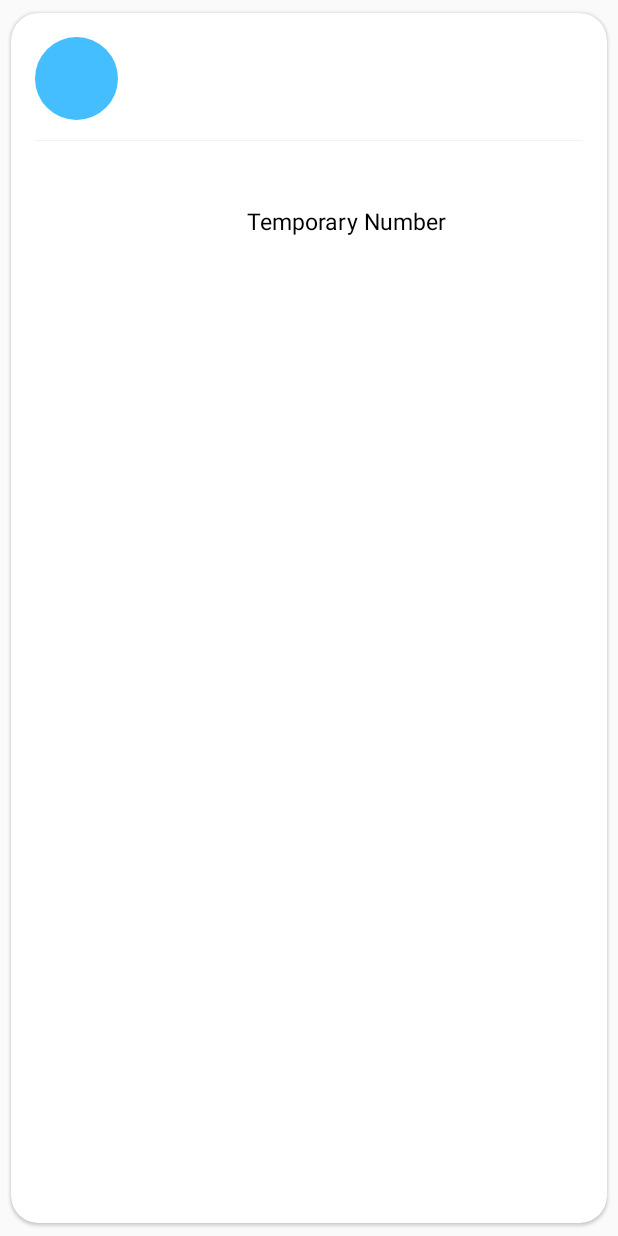
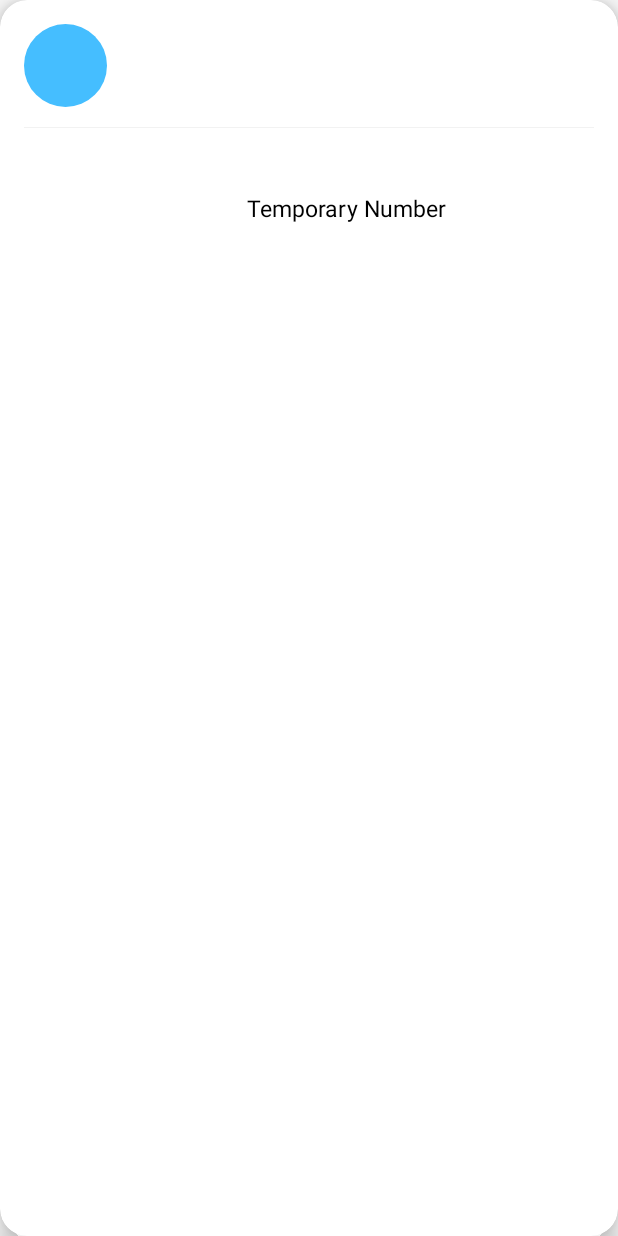
Before and after one commit to MustansirZia/Decky, an Android app: the layout collegue_item.xml on its own in the app's theme, with its tools: preview values and no code run, on a phone screen of 412 x 824 dp. Run offline under Robolectric (Android 15) with nearby library versions, the phone set to English and light mode, and no system bars; plain views replace AppCompatEditText, AppCompatTextView.

```diff
--- a/app/src/main/res/layout/collegue_item.xml
+++ b/app/src/main/res/layout/collegue_item.xml
@@ -5,8 +5,9 @@
     android:layout_height="match_parent"
     android:orientation="vertical"
     app:cardCornerRadius="18dp"
-    app:cardElevation="1dp"
-    app:cardUseCompatPadding="true">
+    app:cardElevation="9dp">
+
+
 
     <LinearLayout
         android:layout_width="match_parent"
```
